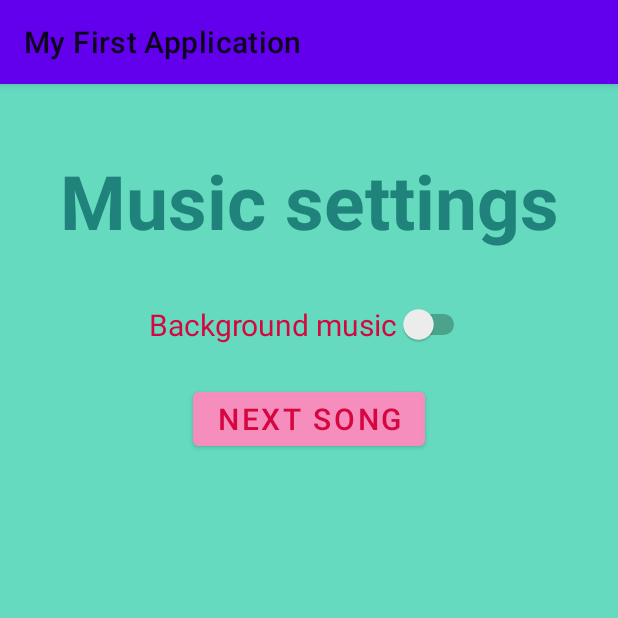
After one commit to DanielMalki/MyApplication, an Android app: the SettingsActivity screen opened directly, with no data from a screen before it, on a phone screen of 412 x 824 dp, the top half of it. The commit adds this screen. Run offline under Robolectric (Android 15) with nearby library versions, the phone set to English and light mode, and no system bars.

Commit message:
ברר ברר פאטאפים🥵משימה עם שרד פרפרנס או משהו כזה🔥😍😂😎

```diff
--- a/app/src/main/AndroidManifest.xml
+++ b/app/src/main/AndroidManifest.xml
@@ -12,6 +12,9 @@
         android:supportsRtl="true"
         android:theme="@style/Theme.MyFirstApplication"
         tools:targetApi="31">
+        <activity
+            android:name=".SettingsActivity"
+            android:exported="false" />
         <activity
             android:name=".NextActivity"
             android:exported="false" />
--- a/app/src/main/java/com/dmalki/myfirstapplication/LiniarActivity.java
+++ b/app/src/main/java/com/dmalki/myfirstapplication/LiniarActivity.java
@@ -56,9 +56,9 @@ public class LiniarActivity extends AppCompatActivity {
         backPG.setOnClickListener(new View.OnClickListener() {
             @Override
             public void onClick(View v) {
-                Intent intent = new Intent(LiniarActivity.this, MainActivity.class);
+                //Intent intent = new Intent(LiniarActivity.this, MainActivity.class);
                 finish();
-                startActivity(intent);
+                //startActivity(intent);
             }
         });
 
--- a/app/src/main/java/com/dmalki/myfirstapplication/MainActivity.java
+++ b/app/src/main/java/com/dmalki/myfirstapplication/MainActivity.java
@@ -116,7 +116,6 @@ public class MainActivity extends AppCompatActivity /*implements CompoundButton.
             @Override
             public void onClick(View v) {
                 Intent intent = new Intent(MainActivity.this, LiniarActivity.class);
-                finish();
                 startActivity(intent);
             }
         });
@@ -154,6 +153,10 @@ public class MainActivity extends AppCompatActivity /*implements CompoundButton.
         }
         else if(item.getItemId() == R.id.new_item) {
             Intent intent = new Intent(this, NewActivity.class);
+            startActivity(intent);
+        }
+        else if (item.getItemId() == R.id.action_settings) {
+            Intent intent = new Intent(this, SettingsActivity.class);
             startActivity(intent);
         }
         return true;
--- /dev/null
+++ b/app/src/main/java/com/dmalki/myfirstapplication/SettingsActivity.java
@@ -0,0 +1,80 @@
+package com.dmalki.myfirstapplication;
+
+import android.content.SharedPreferences;
+import android.os.Bundle;
+import android.widget.Button;
+import android.widget.Switch;
+
+import androidx.appcompat.app.AppCompatActivity;
+
+public class SettingsActivity extends AppCompatActivity {
+
+    private static final String PREFS_NAME = "MusicPrefs";
+    private static final String MUSIC_ON_KEY = "musicOn";
+    private static final String CURRENT_SONG_INDEX_KEY = "currentSongIndex";
+
+    Switch musicSwitch;
+    Button nextSongButton;
+
+    int[] songs = {
+            R.raw.brr_brr_patapim,
+            R.raw.crocodildo,
+            R.raw.bombardiro,
+            R.raw.tung_tung_tung_sahur,
+            R.raw.lirili_larila,
+            R.raw.tralalero_tralala,
+            R.raw.trippi_tropi
+    };
+    int currentSongIndex = 0;
+
+    @Override
+    protected void onCreate(Bundle savedInstanceState) {
+        super.onCreate(savedInstanceState);
+        setContentView(R.layout.activity_settings);
+
+        musicSwitch = findViewById(R.id.musicSwitch);
+        nextSongButton = findViewById(R.id.nextSongButton);
+
+        // נטען את SharedPreferences
+        SharedPreferences prefs = getSharedPreferences(PREFS_NAME, MODE_PRIVATE);
+        boolean musicOn = prefs.getBoolean(MUSIC_ON_KEY, false);
+        int savedIndex = prefs.getInt(CURRENT_SONG_INDEX_KEY, 0);
+
+        // נוודא שהאינדקס בטווח תקין
+        if (savedIndex >= 0 && savedIndex < songs.length) {
+            currentSongIndex = savedIndex;
+        } else {
+            currentSongIndex = 0;
+        }
+
+        musicSwitch.setChecked(musicOn);
+
+        if (musicOn) {
+            MusicManager.playMusic(this, songs[currentSongIndex]);
+        }
+
+        musicSwitch.setOnCheckedChangeListener((buttonView, isChecked) -> {
+            SharedPreferences.Editor editor = prefs.edit();
+            editor.putBoolean(MUSIC_ON_KEY, isChecked);
+            editor.apply();
+
+            if (isChecked) {
+                MusicManager.playMusic(this, songs[currentSongIndex]);
+            } else {
+                MusicManager.stopMusic();
+            }
+        });
+
+        nextSongButton.setOnClickListener(v -> {
+            currentSongIndex = (currentSongIndex + 1) % songs.length;
+
+            SharedPreferences.Editor editor = prefs.edit();
+            editor.putInt(CURRENT_SONG_INDEX_KEY, currentSongIndex);
+            editor.apply();
+
+            if (musicSwitch.isChecked()) {
+                MusicManager.nextSong(this, songs[currentSongIndex]);
+            }
+        });
+    }
+}
--- /dev/null
+++ b/app/src/main/res/layout/activity_settings.xml
@@ -0,0 +1,50 @@
+<?xml version="1.0" encoding="utf-8"?>
+<androidx.constraintlayout.widget.ConstraintLayout xmlns:android="http://schemas.android.com/apk/res/android"
+    xmlns:app="http://schemas.android.com/apk/res-auto"
+    xmlns:tools="http://schemas.android.com/tools"
+    android:id="@+id/settingsLayout"
+    android:layout_width="match_parent"
+    android:layout_height="match_parent"
+    android:background="#65DABE"
+    android:padding="24dp">
+
+    <TextView
+        android:id="@+id/settingsTitle"
+        android:layout_width="wrap_content"
+        android:layout_height="wrap_content"
+        android:layout_marginTop="20dp"
+        android:text="Music settings"
+        android:textColor="#20837B"
+        android:textSize="50sp"
+        android:textStyle="bold"
+        app:layout_constraintEnd_toEndOf="parent"
+        app:layout_constraintStart_toStartOf="parent"
+        app:layout_constraintTop_toTopOf="parent" />
+
+    <Switch
+        android:id="@+id/musicSwitch"
+        android:layout_width="wrap_content"
+        android:layout_height="wrap_content"
+        android:layout_marginTop="35dp"
+        android:text="Background music"
+        android:textColor="#D60641"
+        android:textSize="20sp"
+        android:backgroundTint="#D5FA8DBC"
+        app:layout_constraintEnd_toEndOf="parent"
+        app:layout_constraintStart_toStartOf="parent"
+        app:layout_constraintTop_toBottomOf="@+id/settingsTitle" />
+
+    <Button
+        android:id="@+id/nextSongButton"
+        android:layout_width="wrap_content"
+        android:layout_height="wrap_content"
+        android:layout_marginTop="25dp"
+        android:text="next song"
+        android:backgroundTint="#D5FA8DBC"
+        android:textColor="#D60641"
+        android:textSize="20dp"
+        app:layout_constraintEnd_toEndOf="parent"
+        app:layout_constraintStart_toStartOf="parent"
+        app:layout_constraintTop_toBottomOf="@+id/musicSwitch" />
+
+</androidx.constraintlayout.widget.ConstraintLayout>
```
Also changed, not shown: app/src/main/java/com/dmalki/myfirstapplication/MusicManager.java (added, +34 -0 lines), app/src/main/res/menu/menu_main.xml (+10 -8 lines), 7 other files.
